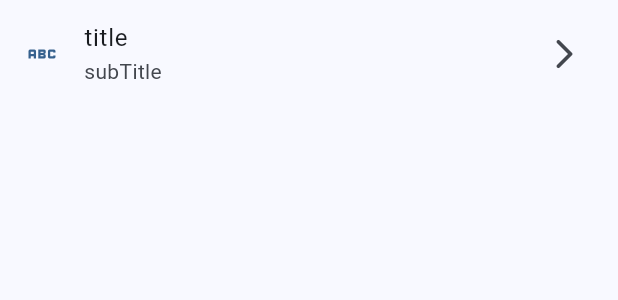
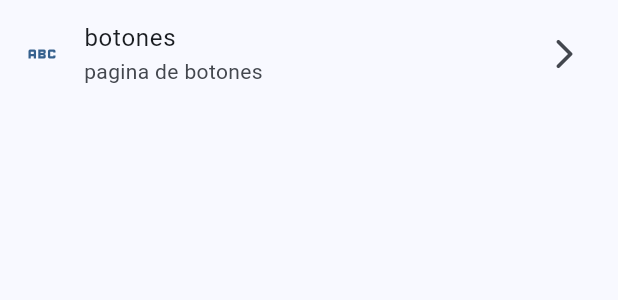
Before and after one commit to jovannyCG/widgets_app, a Flutter app: the __MenuElement widget shown alone on an empty page, opened directly with sample values from the repository, on a phone screen of 412 x 824 dp. Shown: the top 300 px of the screen. Run offline on Flutter 3.47's test engine with Material 2 defaults, Android fonts, the phone set to English and light mode, and no system bars; our stand-ins replace go_router.

Commit message:
configuracion de go_router terminada

```diff
--- a/lib/config/menu/menu_itesms.dart
+++ b/lib/config/menu/menu_itesms.dart
@@ -17,15 +17,15 @@ class MenuItem {
 const appMenuItems = <MenuItem>[
 
   MenuItem(
-    title: 'title',
-    subTitle: 'subTitle',
-    link: 'link',
+    title: 'botones',
+    subTitle: 'pagina de botones',
+    link: 'buttons',
     icon: Icons.abc),
 
  MenuItem(
     title: 'Tarjetas',
     subTitle: 'contenedor estilizado',
-    link: 'link',
+    link: '/cards',
     icon: Icons.credit_card),
 
 
--- /dev/null
+++ b/lib/config/router/app_router.dart
@@ -0,0 +1,26 @@
+
+
+import 'package:go_router/go_router.dart';
+import 'package:widgets_app/presentation/screens/screen.dart';
+
+
+// configuración de go_ router
+final appRouter = GoRouter(
+  initialLocation: '/',
+  routes: [
+    GoRoute(
+      path: '/buttons',
+      builder: (context, state) => const HomePage(),
+    ),
+
+    GoRoute(
+      path: '/buttons',
+      builder: (context, state) => const ButtonsScreen(),
+    ),
+
+    GoRoute(
+      path: '/cards',
+      builder: (context, state) => const CardsScreen(),
+    ),
+  ],
+);
--- /dev/null
+++ b/lib/presentation/screens/screen.dart
@@ -0,0 +1,3 @@
+export 'package:widgets_app/presentation/screens/buttons/buttons_screen.dart';
+export 'package:widgets_app/presentation/screens/cards/cards_screen.dart';
+export 'package:widgets_app/presentation/screens/home/home_screen.dart';
--- a/pubspec.yaml
+++ b/pubspec.yaml
@@ -9,11 +9,12 @@ environment:
 dependencies:
   flutter:
     sdk: flutter
+  go_router: ^6.5.8
 
 dev_dependencies:
+  flutter_lints: ^2.0.0
   flutter_test:
     sdk: flutter
-  flutter_lints: ^2.0.0
 
 flutter:
   uses-material-design: true
```
Also changed, not shown: lib/main.dart (+4 -10 lines), lib/presentation/screens/home/home_screen.dart (+8 -3 lines), pubspec.lock.
